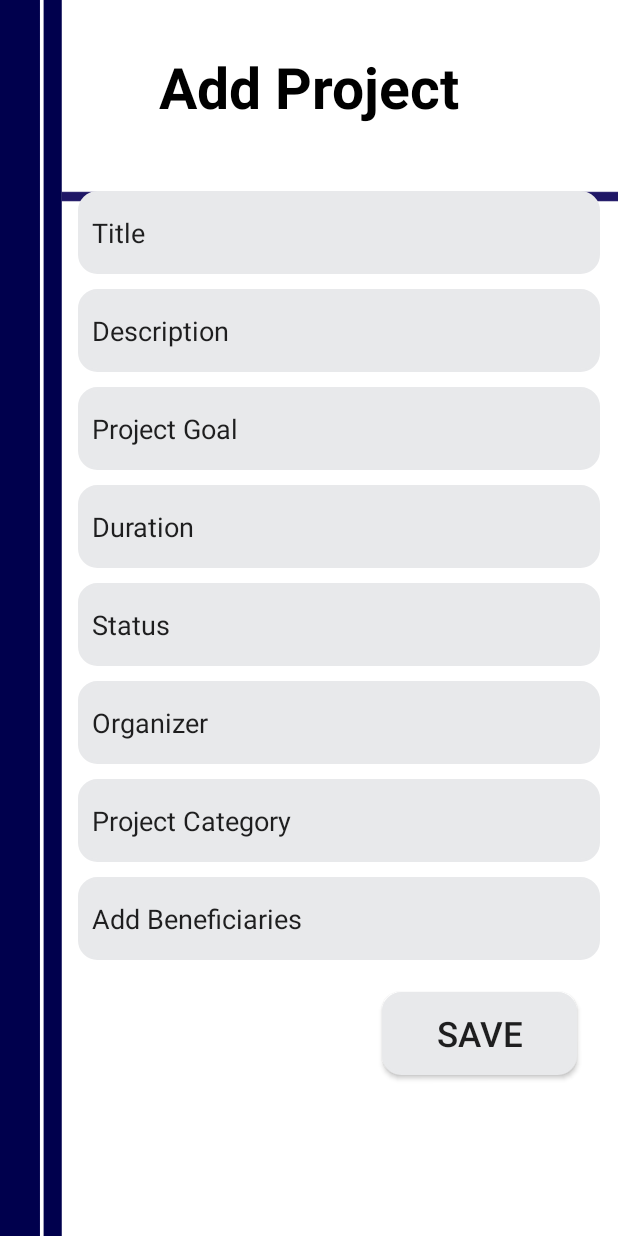
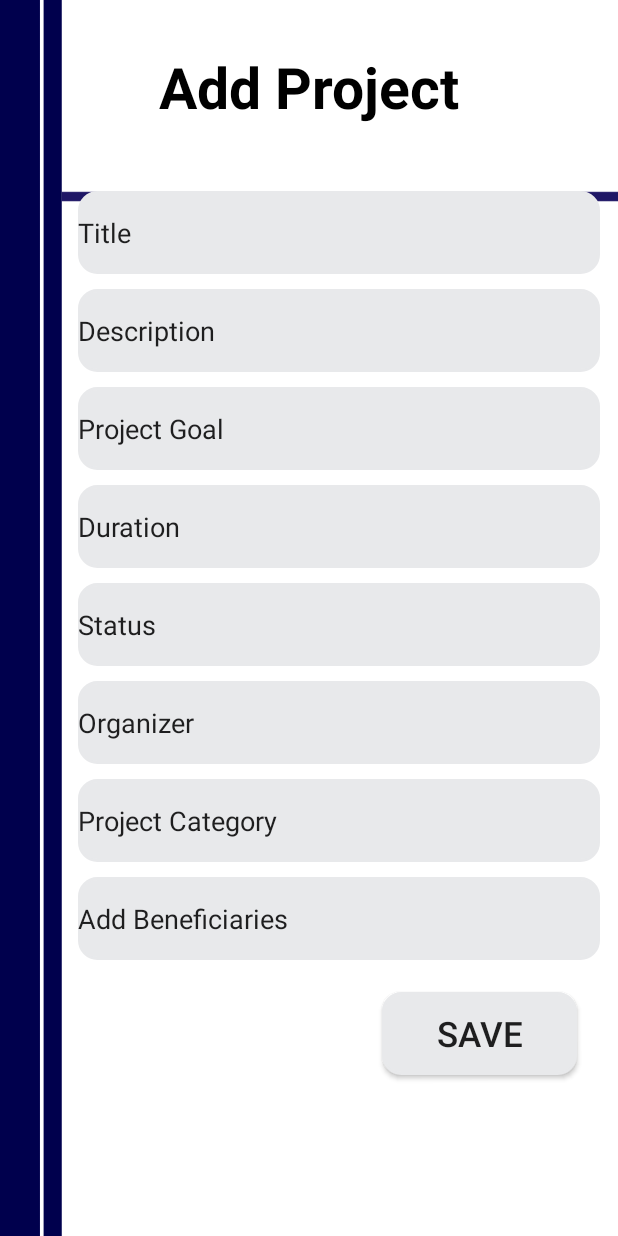
Before and after one commit to IT21217968/MAD-OPEN-HANDS, an Android app: the Addproject screen opened directly, with no data from a screen before it, on a phone screen of 412 x 824 dp. Run offline under Robolectric (Android 15) with nearby library versions, the phone set to English and light mode, and no system bars.

Commit message:
Add dimensions and strings

```diff
--- a/app/src/main/res/layout/activity_addproject.xml
+++ b/app/src/main/res/layout/activity_addproject.xml
@@ -17,7 +17,7 @@
         android:layout_marginEnd="105dp"
         android:text="Add Project"
         android:textColor="@color/black"
-        android:textSize="38dp"
+        android:textSize="@dimen/topic_text"
         android:textStyle="bold"
         app:layout_constraintEnd_toEndOf="parent"
         app:layout_constraintStart_toStartOf="parent"
@@ -33,8 +33,8 @@
         android:background="@drawable/rectangle_shape"
         android:ems="10"
         android:inputType="textPersonName"
-        android:text="  Title"
-        android:textSize="18dp"
+        android:text="@string/title"
+        android:textSize="@dimen/form_field_test"
         app:layout_constraintEnd_toEndOf="parent"
         app:layout_constraintHorizontal_bias="0.0"
         app:layout_constraintStart_toStartOf="parent"
@@ -50,8 +50,8 @@
         android:background="@drawable/rectangle_shape"
         android:ems="10"
         android:inputType="textPersonName"
-        android:text="  Description"
-        android:textSize="18dp"
+        android:text="@string/description"
+        android:textSize="@dimen/form_field_test"
         app:layout_constraintEnd_toEndOf="parent"
         app:layout_constraintHorizontal_bias="0.0"
         app:layout_constraintStart_toStartOf="parent"
@@ -67,8 +67,8 @@
         android:background="@drawable/rectangle_shape"
         android:ems="10"
         android:inputType="textPersonName"
-        android:text="  Project Goal"
-        android:textSize="18dp"
+        android:text="@string/projectgoal"
+        android:textSize="@dimen/form_field_test"
         app:layout_constraintEnd_toEndOf="parent"
         app:layout_constraintHorizontal_bias="0.0"
         app:layout_constraintStart_toStartOf="parent"
@@ -85,8 +85,8 @@
         android:background="@drawable/rectangle_shape"
         android:ems="10"
         android:inputType="textPersonName"
-        android:text="  Duration"
-        android:textSize="18dp"
+        android:text="@string/duration"
+        android:textSize="@dimen/form_field_test"
         app:layout_constraintEnd_toEndOf="parent"
         app:layout_constraintHorizontal_bias="0.0"
         app:layout_constraintStart_toStartOf="parent"
@@ -102,8 +102,8 @@
         android:background="@drawable/rectangle_shape"
         android:ems="10"
         android:inputType="textPersonName"
-        android:text="  Status"
-        android:textSize="18dp"
+        android:text="@string/status"
+        android:textSize="@dimen/form_field_test"
         app:layout_constraintEnd_toEndOf="parent"
         app:layout_constraintHorizontal_bias="0.0"
         app:layout_constraintStart_toStartOf="parent"
@@ -119,8 +119,8 @@
         android:background="@drawable/rectangle_shape"
         android:ems="10"
         android:inputType="textPersonName"
-        android:text="  Organizer"
-        android:textSize="18dp"
+        android:text="@string/organizer"
+        android:textSize="@dimen/form_field_test"
         app:layout_constraintEnd_toEndOf="parent"
         app:layout_constraintHorizontal_bias="0.0"
         app:layout_constraintStart_toStartOf="parent"
@@ -136,8 +136,8 @@
         android:background="@drawable/rectangle_shape"
         android:ems="10"
         android:inputType="textPersonName"
-        android:text="  Project Category"
-        android:textSize="18dp"
+        android:text="@string/projectcategory"
+        android:textSize="@dimen/form_field_test"
         app:layout_constraintEnd_toEndOf="parent"
         app:layout_constraintHorizontal_bias="0.0"
         app:layout_constraintStart_toStartOf="parent"
@@ -153,8 +153,8 @@
         android:background="@drawable/rectangle_shape"
         android:ems="10"
         android:inputType="textPersonName"
-        android:text="  Add Beneficiaries"
-        android:textSize="18dp"
+        android:text="@string/addbeneficiaries"
+        android:textSize="@dimen/form_field_test"
         app:layout_constraintEnd_toEndOf="parent"
         app:layout_constraintHorizontal_bias="0.0"
         app:layout_constraintStart_toStartOf="parent"
@@ -168,8 +168,8 @@
         android:layout_marginTop="21dp"
         android:layout_marginEnd="27dp"
         android:background="@drawable/rectangle_shape"
-        android:text="Save"
-        android:textSize="23dp"
+        android:text="@string/save_button"
+        android:textSize="@dimen/button"
         app:layout_constraintEnd_toEndOf="parent"
         app:layout_constraintStart_toStartOf="parent"
         app:layout_constraintTop_toBottomOf="@+id/addbeneficiaries" />
--- /dev/null
+++ b/app/src/main/res/values/dimens.xml
@@ -0,0 +1,6 @@
+<?xml version="1.0" encoding="utf-8"?>
+<resources>
+    <dimen name="form_field_test">18dp</dimen>
+    <dimen name="button">23dp</dimen>
+    <dimen name="topic_text">38dp</dimen>
+</resources>
--- a/app/src/main/res/values/strings.xml
+++ b/app/src/main/res/values/strings.xml
@@ -2,4 +2,19 @@
     <string name="app_name">Project_Management</string>
     <!-- TODO: Remove or change this placeholder text -->
     <string name="hello_blank_fragment">Hello blank fragment</string>
+    <string name="save_button">SAVE</string>
+    <string name="update_button">UPDATE</string>
+    <string name="delete_button">DELETE</string>
+    <string name="title">Title</string>
+    <string name="description">Description</string>
+    <string name="projectgoal">Project Goal</string>
+    <string name="duration">Duration</string>
+    <string name="status">Status</string>
+    <string name="organizer">Organizer</string>
+    <string name="projectcategory">Project Category</string>
+    <string name="addbeneficiaries">Add Beneficiaries</string>
+
+
+
+
 </resources>
```
Also changed, not shown: app/src/main/res/layout/activity_updateproject.xml (+10 -10 lines), app/src/main/res/layout/activity_viewproject.xml (+5 -5 lines).
